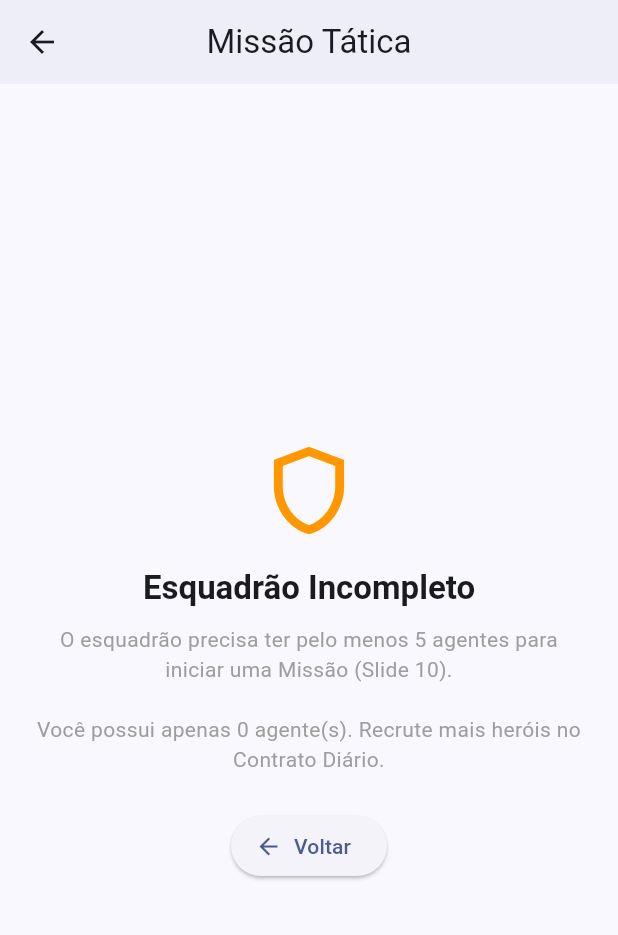
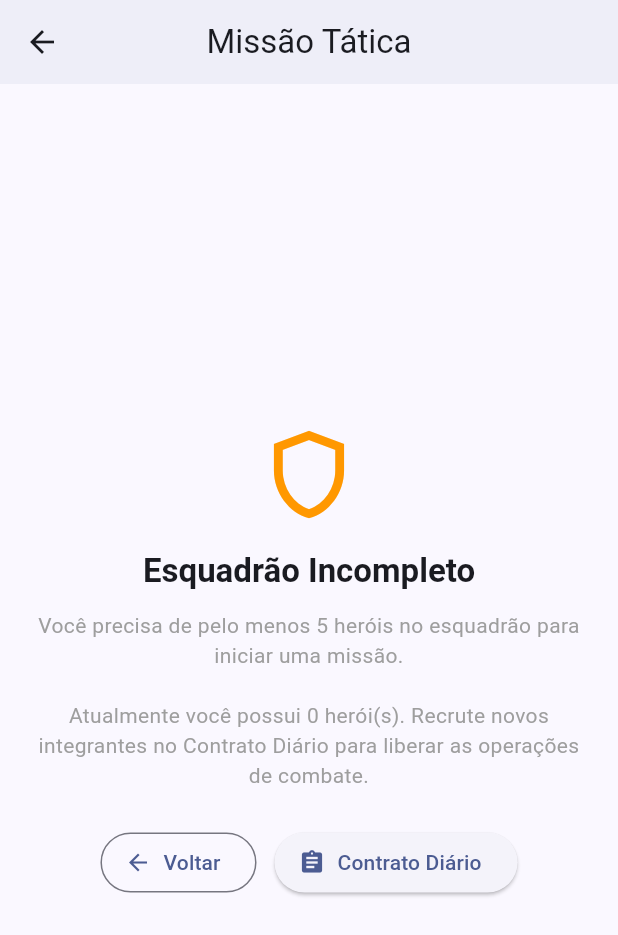
Before and after one commit to NatanaelLucasBS/call-hero-pdm, a Flutter app: the screen it shows after launch, after a tap on "Missões", on a phone screen of 412 x 824 dp. Shown: the top 935 px of the screen. Run offline on Flutter 3.47's test engine with Material 3 defaults, Android fonts, the phone set to English and light mode, and no system bars; our stand-ins replace awesome_dialog, cached_network_image, dio, infinite_scroll_pagination, shared_preferences, sqflite; missing offline and left inert: primer_progress_bar; accounts and stored records are empty; network calls fail.

Commit message:
fix(ui): remove mencoes a slides nas mensagens e aprimora tratamento de erros

```diff
--- a/lib/ui/page/daily_contract_page.dart
+++ b/lib/ui/page/daily_contract_page.dart
@@ -112,7 +112,9 @@ class _DailyContractPageState extends State<DailyContractPage> {
       if (mounted) {
         setState(() => _isLoading = false);
         ScaffoldMessenger.of(context).showSnackBar(
-          const SnackBar(content: Text('Erro ao sortear agente. Tente novamente.')),
+          const SnackBar(
+            content: Text('Falha ao sortear agente. Verifique sua conexão e tente novamente.'),
+          ),
         );
       }
     }
@@ -129,7 +131,7 @@ class _DailyContractPageState extends State<DailyContractPage> {
         dialogType: DialogType.warning,
         animType: AnimType.bottomSlide,
         title: 'Esquadrão Cheio',
-        desc: 'Seu esquadrão já atingiu a capacidade máxima de 15 agentes (Slide 7). Dispense alguém antes de recrutar.',
+        desc: 'Seu esquadrão já atingiu a capacidade máxima de 15 agentes. Dispense um integrante em Meu Esquadrão para liberar uma nova vaga.',
         btnOkText: 'Entendido',
         btnOkOnPress: () {},
       ).show();
@@ -162,8 +164,8 @@ class _DailyContractPageState extends State<DailyContractPage> {
         context: context,
         dialogType: DialogType.error,
         animType: AnimType.bottomSlide,
-        title: 'Não Foi Possível Recrutar',
-        desc: 'Este agente já faz parte do esquadrão ou a capacidade máxima foi atingida.',
+        title: 'Recrutamento Não Realizado',
+        desc: 'Este agente já faz parte do seu esquadrão ou a capacidade máxima de 15 agentes foi atingida.',
         btnOkText: 'OK',
         btnOkOnPress: () {},
       ).show();
--- a/lib/ui/page/mission_battle_page.dart
+++ b/lib/ui/page/mission_battle_page.dart
@@ -6,6 +6,7 @@ import 'package:provider/provider.dart';
 
 import '../../data/repository/hero_repository.dart';
 import '../../domain/hero_model.dart';
+import 'daily_contract_page.dart';
 
 /// Modelo de uma rodada de crise na missão (Slide 10 e 11).
 class MissionCrisisRound {
@@ -80,6 +81,8 @@ class _MissionBattlePageState extends State<MissionBattlePage> {
   Future<void> _startMission() async {
     setState(() => _isLoading = true);
     final repo = Provider.of<HeroRepository>(context, listen: false);
+
+    try {
       final squad = await repo.getSquadMembers();
 
       // Trava de segurança: esquadrão precisa ter pelo menos 5 agentes (Slide 10)
@@ -134,6 +137,20 @@ class _MissionBattlePageState extends State<MissionBattlePage> {
           _winningHeroes.clear();
           _isLoading = false;
         });
+      }
+    } catch (e) {
+      if (mounted) {
+        setState(() => _isLoading = false);
+        AwesomeDialog(
+          context: context,
+          dialogType: DialogType.error,
+          animType: AnimType.bottomSlide,
+          title: 'Erro de Conexão',
+          desc: 'Não foi possível carregar os dados da missão. Verifique sua conexão com a internet e tente novamente.',
+          btnOkText: 'Voltar',
+          btnOkOnPress: () => Navigator.pop(context),
+        ).show();
+      }
     }
   }
 
@@ -325,7 +342,7 @@ class _MissionBattlePageState extends State<MissionBattlePage> {
       );
     }
 
-    // Trava de Entrada: Mínimo 5 membros no esquadrão (Slide 10)
+    // Trava de Entrada: Mínimo 5 membros no esquadrão
     if (_squadMembers.length < 5) {
       return Scaffold(
         appBar: AppBar(title: const Text('Missão Tática')),
@@ -341,18 +358,35 @@ class _MissionBattlePageState extends State<MissionBattlePage> {
                   'Esquadrão Incompleto',
                   style: Theme.of(context).textTheme.titleLarge?.copyWith(fontWeight: FontWeight.bold),
                 ),
-                const SizedBox(height: 10),
+                const SizedBox(height: 12),
                 Text(
-                  'O esquadrão precisa ter pelo menos 5 agentes para iniciar uma Missão (Slide 10).\n\n'
-                  'Você possui apenas ${_squadMembers.length} agente(s). Recrute mais heróis no Contrato Diário.',
+                  'Você precisa de pelo menos 5 heróis no esquadrão para iniciar uma missão.\n\n'
+                  'Atualmente você possui ${_squadMembers.length} herói(s). Recrute novos integrantes no Contrato Diário para liberar as operações de combate.',
                   textAlign: TextAlign.center,
-                  style: const TextStyle(color: Colors.grey),
+                  style: const TextStyle(color: Colors.grey, height: 1.4),
                 ),
                 const SizedBox(height: 24),
-                ElevatedButton.icon(
+                Wrap(
+                  spacing: 12,
+                  runSpacing: 12,
+                  alignment: WrapAlignment.center,
+                  children: [
+                    OutlinedButton.icon(
                       icon: const Icon(Icons.arrow_back),
                       label: const Text('Voltar'),
                       onPressed: () => Navigator.pop(context),
+                    ),
+                    ElevatedButton.icon(
+                      icon: const Icon(Icons.assignment),
+                      label: const Text('Contrato Diário'),
+                      onPressed: () {
+                        Navigator.pushReplacement(
+                          context,
+                          MaterialPageRoute(builder: (context) => const DailyContractPage()),
+                        );
+                      },
+                    ),
+                  ],
                 ),
               ],
             ),
```
Also changed, not shown: lib/ui/page/heroes_catalog_page.dart (+38 -0 lines). Lines whose indentation alone changed are shown as unchanged.
